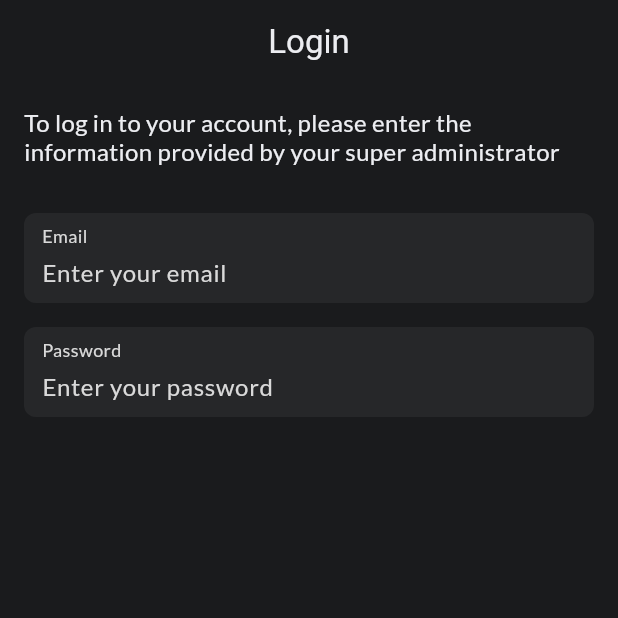
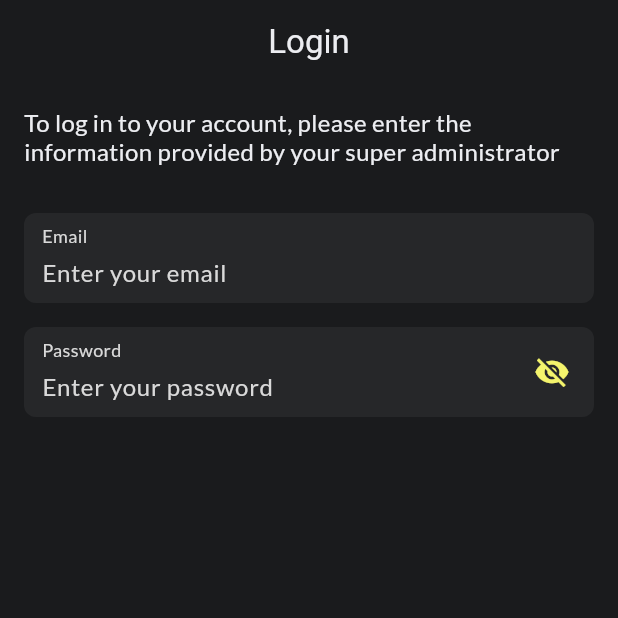
Before and after one commit to omelchenkoaleks/CryptoExchange, a Flutter app: the screen it shows after launch, after a tap on "Continue", on a phone screen of 412 x 824 dp, the top half of it. Run offline on Flutter 3.47's test engine with Material 3 defaults, Android fonts, the phone set to English and light mode, and no system bars; our stand-ins replace flutter_bloc, go_router, google_fonts.

Commit message:
Obscuring text

```diff
--- a/lib/feature/login/login_page.dart
+++ b/lib/feature/login/login_page.dart
@@ -49,6 +49,7 @@ class LoginPage extends StatelessWidget {
                         CustomTextField(
                           title: 'Email',
                           hintText: 'Enter your email',
+                          textInputType: TextInputType.emailAddress,
                           isValid:
                               state.error != LoginError.incorrectCredentials,
                           onChanged: (text) {
@@ -59,6 +60,7 @@ class LoginPage extends StatelessWidget {
                         CustomTextField(
                           title: 'Password',
                           hintText: 'Enter your password',
+                          textInputType: TextInputType.text,
                           isValid:
                               state.error != LoginError.incorrectCredentials,
                           onChanged: (text) {
--- a/lib/feature/verification/verification_page.dart
+++ b/lib/feature/verification/verification_page.dart
@@ -44,6 +44,7 @@ class VerificationPage extends StatelessWidget {
                   CustomTextField(
                     title: 'Email',
                     hintText: 'Enter your email',
+                    textInputType: TextInputType.emailAddress,
                     onChanged: (text) {
                       context.read<VerificationCubit>().setEmail(text);
                     },
--- /dev/null
+++ b/lib/utility/image_source.dart
@@ -0,0 +1,3 @@
+class ImageSVGApp {
+  static const hiddenPassword = 'assets/svg/hidden_password.svg';
+}
--- a/lib/utility/sizes_app.dart
+++ b/lib/utility/sizes_app.dart
@@ -3,7 +3,9 @@ import 'package:flutter/material.dart';
 class Sizes {
   static const p4 = 4.0;
   static const p8 = 8.0;
+  static const p10 = 10.0;
   static const p12 = 12.0;
+  static const p14 = 14.0;
   static const p16 = 16.0;
   static const p20 = 20.0;
   static const p24 = 24.0;
@@ -14,7 +16,9 @@ class Sizes {
 
 const gapW4 = SizedBox(width: Sizes.p4);
 const gapW8 = SizedBox(width: Sizes.p8);
+const gapW10 = SizedBox(width: Sizes.p10);
 const gapW12 = SizedBox(width: Sizes.p12);
+const gapW14 = SizedBox(width: Sizes.p14);
 const gapW16 = SizedBox(width: Sizes.p16);
 const gapW20 = SizedBox(width: Sizes.p20);
 const gapW24 = SizedBox(width: Sizes.p24);
@@ -24,7 +28,9 @@ const gapW64 = SizedBox(width: Sizes.p64);
 
 const gapH4 = SizedBox(height: Sizes.p4);
 const gapH8 = SizedBox(height: Sizes.p8);
+const gapH10 = SizedBox(height: Sizes.p10);
 const gapH12 = SizedBox(height: Sizes.p12);
+const gapH14 = SizedBox(height: Sizes.p14);
 const gapH16 = SizedBox(height: Sizes.p16);
 const gapH20 = SizedBox(height: Sizes.p20);
 const gapH24 = SizedBox(height: Sizes.p24);
--- a/lib/widget/custom_text_field.dart
+++ b/lib/widget/custom_text_field.dart
@@ -7,6 +7,7 @@ class CustomTextField extends StatefulWidget {
   final String title;
   final String hintText;
   final Function onChanged;
+  final TextInputType textInputType;
   final bool isValid;
 
   const CustomTextField({
@@ -14,6 +15,7 @@ class CustomTextField extends StatefulWidget {
     required this.title,
     required this.hintText,
     required this.onChanged,
+    this.textInputType = TextInputType.text,
     this.isValid = true,
   });
 
@@ -22,7 +24,8 @@ class CustomTextField extends StatefulWidget {
 }
 
 class _CustomTextFieldState extends State<CustomTextField> {
-  bool isTextTyped = false;
+  bool _isTextTyped = false;
+  bool _isObscure = true;
 
   @override
   void initState() {
@@ -39,6 +42,9 @@ class _CustomTextFieldState extends State<CustomTextField> {
       ),
       child: Padding(
         padding: const EdgeInsets.symmetric(horizontal: Sizes.p12),
+        child: Row(
+          children: [
+            Expanded(
               child: Column(
                 crossAxisAlignment: CrossAxisAlignment.start,
                 children: [
@@ -47,8 +53,9 @@ class _CustomTextFieldState extends State<CustomTextField> {
                     widget.title,
                     style: widget.isValid
                         ? TextStyleSource.style12medium.copyWith(
-                      color:
-                          isTextTyped ? ColorsApp.grey200 : ColorsApp.textGrey)
+                            color: _isTextTyped
+                                ? ColorsApp.grey200
+                                : ColorsApp.textGrey)
                         : TextStyleSource.style12medium
                             .copyWith(color: ColorsApp.red),
                   ),
@@ -56,7 +63,13 @@ class _CustomTextFieldState extends State<CustomTextField> {
                   TextField(
                     cursorColor: ColorsApp.grey100,
                     style: const TextStyle(color: ColorsApp.grey100),
-              decoration: InputDecoration.collapsed(
+                    keyboardType: widget.textInputType,
+                    obscureText: widget.textInputType == TextInputType.text
+                        ? _isObscure
+                        : false,
+                    decoration: InputDecoration(
+                      contentPadding: EdgeInsets.zero,
+                      isDense: true,
                       border: InputBorder.none,
                       hintText: widget.hintText,
                       hintStyle: TextStyleSource.style16regular.copyWith(
@@ -65,7 +78,7 @@ class _CustomTextFieldState extends State<CustomTextField> {
                     ),
                     onChanged: (value) {
                       setState(() {
-                  isTextTyped = value.isNotEmpty;
+                        _isTextTyped = value.isNotEmpty;
                       });
                       widget.onChanged(value);
                     },
@@ -74,6 +87,26 @@ class _CustomTextFieldState extends State<CustomTextField> {
                 ],
               ),
             ),
+            Visibility(
+              visible: widget.textInputType == TextInputType.text,
+              child: IconButton(
+                onPressed: () {
+                  setState(() {
+                    _isObscure = !_isObscure;
+                  });
+                },
+                visualDensity: const VisualDensity(horizontal: -4),
+                padding: EdgeInsets.zero,
+                icon: Icon(
+                  _isObscure ? Icons.visibility_off : Icons.visibility,
+                  color: ColorsApp.accent,
+                ),
+              ),
+            ),
+            // SvgPicture.asset(ImageSVGApp.hiddenPassword),
+          ],
+        ),
+      ),
     );
   }
 }
```
Also changed, not shown: pubspec.yaml (+3 -6 lines), assets/svg/hidden_password.svg (added), pubspec.lock. Lines whose indentation alone changed are shown as unchanged.
